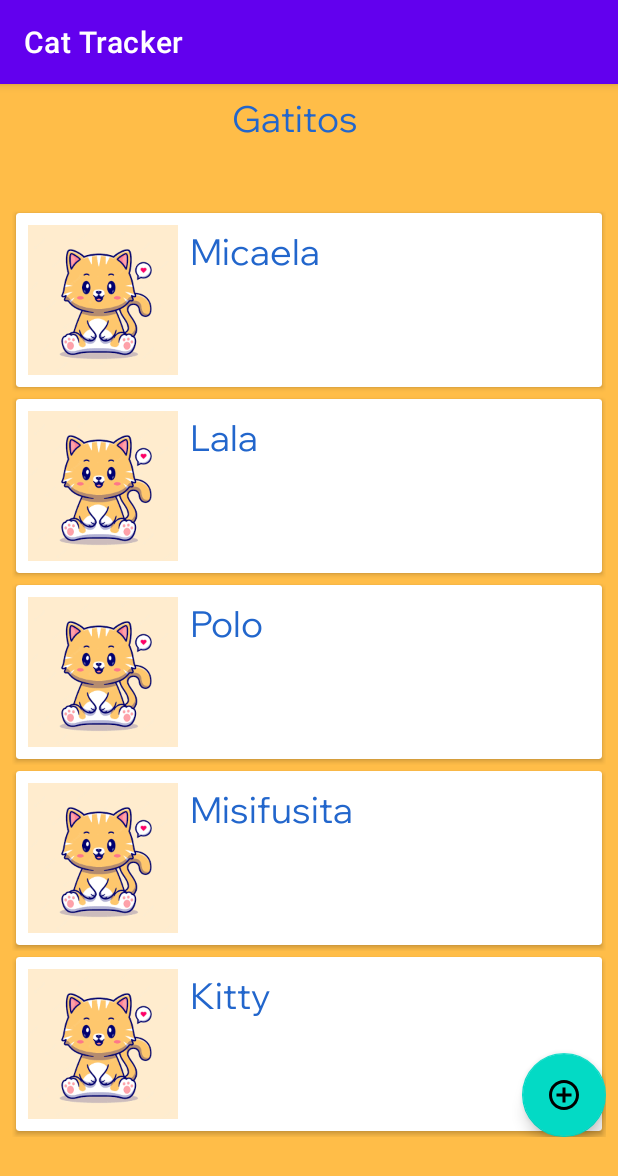
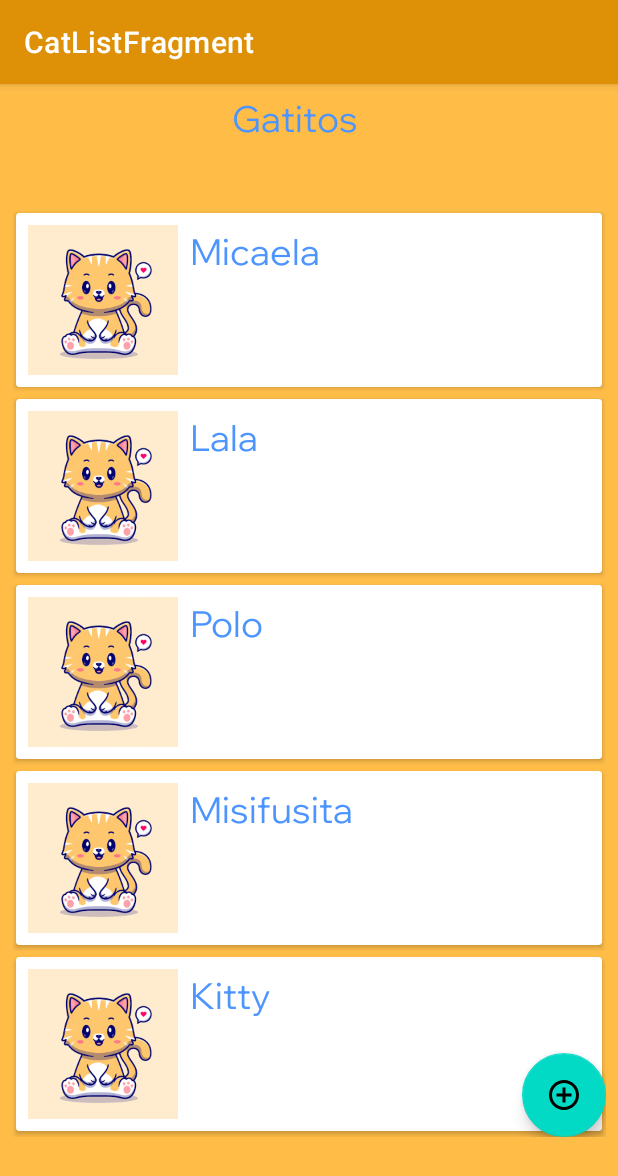
Before and after one commit to roxigonzalez/Cat-app, an Android app: the screen it shows after launch (MainActivity), on a phone screen of 412 x 824 dp. Shown: the top 1176 px of the screen. Run offline under Robolectric (Android 15) with nearby library versions, the phone set to English and light mode, and no system bars; our stand-ins replace data binding, navigation-ui.

Commit message:
Added nav host in bar

```diff
--- a/app/build.gradle
+++ b/app/build.gradle
@@ -41,6 +41,7 @@ dependencies {
     implementation 'androidx.appcompat:appcompat:1.6.1'
     implementation 'com.google.android.material:material:1.9.0'
     implementation 'androidx.constraintlayout:constraintlayout:2.1.4'
+    implementation 'androidx.legacy:legacy-support-v4:1.0.0'
     testImplementation 'junit:junit:4.13.2'
     androidTestImplementation 'androidx.test.ext:junit:1.1.5'
     androidTestImplementation 'androidx.test.espresso:espresso-core:3.5.1'
--- a/app/src/main/java/com/rgonzalez/cattracker/ui/MainActivity.kt
+++ b/app/src/main/java/com/rgonzalez/cattracker/ui/MainActivity.kt
@@ -2,11 +2,24 @@ package com.rgonzalez.cattracker.ui
 
 import androidx.appcompat.app.AppCompatActivity
 import android.os.Bundle
+import androidx.navigation.NavController
+import androidx.navigation.fragment.NavHostFragment
 import com.rgonzalez.cattracker.R
+import androidx.navigation.ui.setupActionBarWithNavController
+class MainActivity : AppCompatActivity() {
+    private lateinit var navController: NavController
 
-class MainActivity : AppCompatActivity() {
     override fun onCreate(savedInstanceState: Bundle?) {
         super.onCreate(savedInstanceState)
         setContentView(R.layout.activity_main)
+        val navHostFragment = supportFragmentManager
+            .findFragmentById(R.id.fragment_cat_list) as NavHostFragment
+        navController = navHostFragment.navController
+
+        setupActionBarWithNavController(navController)
     }
+    override fun onSupportNavigateUp(): Boolean {
+        return navController.navigateUp() || super.onSupportNavigateUp()
+    }
+
 }
--- a/app/src/main/java/com/rgonzalez/cattracker/ui/list/CatListFragment.kt
+++ b/app/src/main/java/com/rgonzalez/cattracker/ui/list/CatListFragment.kt
@@ -6,7 +6,12 @@ import android.view.LayoutInflater
 import android.view.View
 import android.view.ViewGroup
 import androidx.fragment.app.activityViewModels
+import androidx.lifecycle.LiveData
+import androidx.lifecycle.MutableLiveData
+import androidx.navigation.fragment.findNavController
 import androidx.recyclerview.widget.LinearLayoutManager
+import com.rgonzalez.cattracker.R
+import com.rgonzalez.cattracker.data.cats
 import com.rgonzalez.cattracker.data.model.CatModel
 import com.rgonzalez.cattracker.ui.list.recyclerview.CatRecyclerViewAdapter
 import com.rgonzalez.cattracker.databinding.FragmentCatListBinding
@@ -14,10 +19,9 @@ import com.rgonzalez.cattracker.databinding.FragmentCatListBinding
 class CatListFragment : Fragment() {
 
     // 2 After create the view model, initialize it (and of course created the model and the repository)
-    private val catViewModel: CatsViewModel by activityViewModels {
+    private val catsViewModel: CatsViewModel by activityViewModels {
         CatsViewModel.Factory
     }
-
     private lateinit var binding: FragmentCatListBinding
     private lateinit var recyclerViewAdapter: CatRecyclerViewAdapter
     // create the binding var
@@ -32,8 +36,6 @@ class CatListFragment : Fragment() {
         inflater: LayoutInflater, container: ViewGroup?,
         savedInstanceState: Bundle?
     ): View? {
-        // Inflate the layout for this fragment
-//        return inflater.inflate(R.layout.fragment_cat_list, container, false)
         binding = FragmentCatListBinding.inflate(inflater, container, false)
         return binding.root
     }
@@ -42,15 +44,16 @@ class CatListFragment : Fragment() {
         super.onViewCreated(view, savedInstanceState)
         setRecyclerView(view)
     }
-    fun showSelectedIem(cat: CatModel) {
-//        catViewModel.setSe(movie)
-//        findNavController().navigate(R.id.action_billboardFragment_to_movieFragment)
+
+    private fun showSelectedIem(cat: CatModel) {
+        catsViewModel.setCatModel(cat)
+        findNavController().navigate(R.id.action_catListFragment2_to_catFragment)
     }
 
-    fun displayCats() {
-        recyclerViewAdapter.setData(catViewModel.getCats())
+
+    private fun displayCats() {
+        recyclerViewAdapter.setData(catsViewModel.getCats())
         recyclerViewAdapter.notifyDataSetChanged()
-
     }
     private fun setRecyclerView(view: View) {
         binding.recyclerViewCat.layoutManager = LinearLayoutManager(view.context)
--- a/app/src/main/java/com/rgonzalez/cattracker/ui/list/recyclerview/CatRecyclerViewAdapter.kt
+++ b/app/src/main/java/com/rgonzalez/cattracker/ui/list/recyclerview/CatRecyclerViewAdapter.kt
@@ -29,7 +29,7 @@ class CatRecyclerViewAdapter(
     fun setData(catsList: List<CatModel>) {
         cats.clear()
         cats.addAll(catsList)
-        notifyDataSetChanged() // TODO Forzar update visual
+        notifyDataSetChanged() // TODO Forzar update visual ?
     }
 
 
--- a/app/src/main/java/com/rgonzalez/cattracker/ui/list/recyclerview/CatRecyclerViewHolder.kt
+++ b/app/src/main/java/com/rgonzalez/cattracker/ui/list/recyclerview/CatRecyclerViewHolder.kt
@@ -1,8 +1,10 @@
 package com.rgonzalez.cattracker.ui.list.recyclerview
 
+import androidx.lifecycle.ViewModelProvider
 import androidx.recyclerview.widget.RecyclerView
 import com.rgonzalez.cattracker.data.model.CatModel
 import com.rgonzalez.cattracker.databinding.CatItemBinding
+import com.rgonzalez.cattracker.ui.detail.CatViewModel
 
 class CatRecyclerViewHolder(private val binding: CatItemBinding):RecyclerView.ViewHolder(binding.root) {
     fun bind(cat: CatModel, clickListener: (CatModel) -> Unit) {
--- a/app/src/main/res/layout/activity_main.xml
+++ b/app/src/main/res/layout/activity_main.xml
@@ -10,12 +10,13 @@
 
     <androidx.fragment.app.FragmentContainerView
         android:id="@+id/fragment_cat_list"
-        android:name="com.rgonzalez.cattracker.ui.list.CatListFragment"
-        android:layout_width="match_parent"
+        android:name="androidx.navigation.fragment.NavHostFragment"        android:layout_width="match_parent"
         android:layout_height="wrap_content"
         app:layout_constraintEnd_toEndOf="parent"
         app:layout_constraintStart_toStartOf="parent"
         app:layout_constraintTop_toTopOf="parent"
-        tools:layout="@layout/fragment_cat_list" />
+        tools:layout="@layout/fragment_cat_list"
+        app:navGraph="@navigation/nav_graph"
+        />
 
 </androidx.constraintlayout.widget.ConstraintLayout>
--- a/app/src/main/res/values/colors.xml
+++ b/app/src/main/res/values/colors.xml
@@ -7,6 +7,7 @@
     <color name="teal_700">#FF018786</color>
     <color name="black">#FF000000</color>
     <color name="white">#FFFFFFFF</color>
-    <color name="blue_1">#2266CC</color>
+    <color name="blue_1">#4C94FE</color>
     <color name="yellow_1">#FFBD48</color>
+    <color name="yellow_2">#DE9006</color>
 </resources>
--- a/app/src/main/res/values/dimens.xml
+++ b/app/src/main/res/values/dimens.xml
@@ -1,4 +1,5 @@
 <?xml version="1.0" encoding="utf-8"?>
 <resources>
     <dimen name="titleTextSize">24sp</dimen>
+    <dimen name="medium_margin">8dp</dimen>
 </resources>
--- a/app/src/main/res/values/strings.xml
+++ b/app/src/main/res/values/strings.xml
@@ -3,4 +3,7 @@
     <!-- TODO: Remove or change this placeholder text -->
     <string name="hello_blank_fragment">Hello blank fragment</string>
     <string name="cats">Gatitos</string>
+    <string name="name">Name</string>
+    <string name="new_kitty">Nuevo Gatito</string>
+    <string name="age">Age</string>
 </resources>
--- a/app/src/main/res/values/themes.xml
+++ b/app/src/main/res/values/themes.xml
@@ -2,8 +2,8 @@
     <!-- Base application theme. -->
     <style name="Theme.CatTracker" parent="Theme.MaterialComponents.DayNight.DarkActionBar">
         <!-- Primary brand color. -->
-        <item name="colorPrimary">@color/purple_500</item>
-        <item name="colorPrimaryVariant">@color/purple_700</item>
+        <item name="colorPrimary">@color/yellow_2</item>
+        <item name="colorPrimaryVariant">@color/blue_1</item>
         <item name="colorOnPrimary">@color/white</item>
         <!-- Secondary brand color. -->
         <item name="colorSecondary">@color/teal_200</item>
```
Also changed, not shown: app/src/main/java/com/rgonzalez/cattracker/ui/detail/CatFragment.kt (+10 -5 lines), app/src/main/java/com/rgonzalez/cattracker/ui/detail/CatViewModel.kt (+11 -5 lines), app/src/main/java/com/rgonzalez/cattracker/ui/form/FormCatFragment.kt (added, +37 -0 lines), app/src/main/java/com/rgonzalez/cattracker/ui/form/FormCatViewModel.kt (added, +22 -0 lines), app/src/main/java/com/rgonzalez/cattracker/ui/list/CatsViewModel.kt (+10 -3 lines), app/src/main/res/layout/fragment_cat.xml (+4 -5 lines), app/src/main/res/layout/fragment_form_cat.xml (added, +88 -0 lines).
